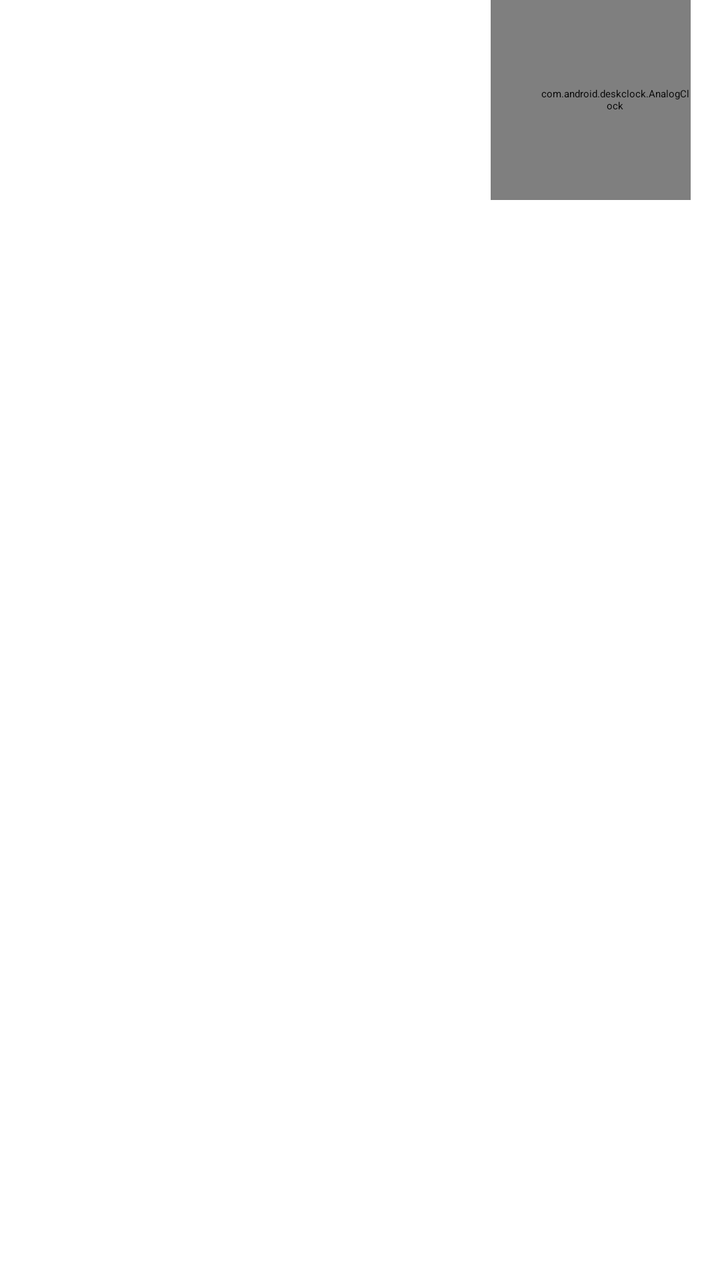
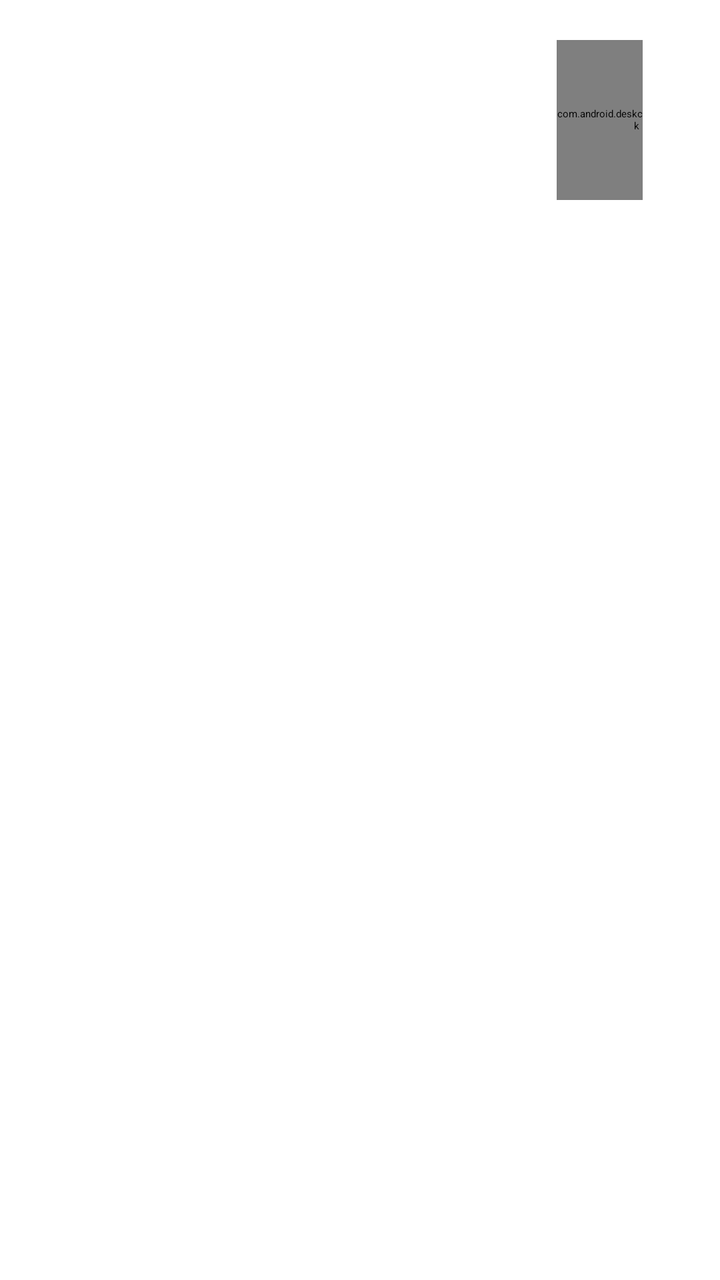

An Android layout rendered at two revisions. The XML below is the earlier revision; the diff shows what the commit changed to produce the second picture.
<!-- AndroidManifest.xml: application theme Theme.DeskClock -->
<!-- res/layout/world_clock_item.xml -->
<?xml version="1.0" encoding="utf-8"?>
<LinearLayout
    xmlns:android="http://schemas.android.com/apk/res/android"
    android:layout_width="match_parent"
    android:layout_height="wrap_content"
    android:orientation="horizontal">

    
    <Space
        android:layout_width="0dp"
        android:layout_height="match_parent"
        android:layout_weight="@integer/gutter_width_percent" />

    <LinearLayout
        android:layout_width="0dp"
        android:layout_height="wrap_content"
        android:layout_weight="@integer/guttered_content_width_percent"
        android:gravity="center_vertical">

        <include
            layout="@layout/world_clock_city_container"
            android:layout_width="0dp"
            android:layout_height="wrap_content"
            android:layout_weight="1" />

        <TextClock
            android:id="@+id/digital_clock"
            android:layout_width="wrap_content"
            android:layout_height="wrap_content"
            android:paddingStart="24dp"
            android:layout_gravity="end"
            android:singleLine="true"
            android:textAppearance="@style/world_clock_time"/>

        <com.android.deskclock.AnalogClock
            android:id="@+id/analog_clock"
            android:layout_width="@dimen/world_clock_analog_size"
            android:layout_height="@dimen/world_clock_analog_size"
            android:paddingStart="24dp"
            android:layout_gravity="end"
            android:layout_marginBottom="@dimen/bottom_text_spacing_analog_small" />

    </LinearLayout>

    
    <Space
        android:layout_width="0dp"
        android:layout_height="match_parent"
        android:layout_weight="@integer/gutter_width_percent" />

</LinearLayout>
<!-- res/layout/world_clock_city_container.xml (included above) -->
<?xml version="1.0" encoding="utf-8"?>
<LinearLayout
    xmlns:android="http://schemas.android.com/apk/res/android"
    android:id="@+id/city_container"
    android:layout_width="0dp"
    android:layout_height="wrap_content"
    android:orientation="vertical">

    <TextView
        android:id="@+id/city_name"
        android:layout_width="wrap_content"
        android:layout_height="wrap_content"
        android:ellipsize="end"
        android:singleLine="true"
        android:textAppearance="@style/body"/>

    <TextView
        android:id="@+id/hours_ahead"
        android:layout_width="wrap_content"
        android:layout_height="wrap_content"
        android:paddingTop="3dp"
        android:ellipsize="end"
        android:maxLines="2"
        android:scrollHorizontally="true"
        android:textAppearance="@style/SecondaryLabelTextAppearance"/>

</LinearLayout>
<!-- resources referenced by this layout -->
<resources>
  <dimen name="bottom_text_spacing_analog_small">6dp</dimen>
  <dimen name="world_clock_analog_size">100dp</dimen>
  <integer name="gutter_width_percent">4</integer>
  <integer name="guttered_content_width_percent">92</integer>
  <style name="SecondaryLabelTextAppearance" parent="SecondaryLabelTextParentAppearance" />
  <style name="body">
          <item name="android:textSize">14sp</item>
          <item name="android:textColor">@color/white</item>
      </style>
  <style name="world_clock_time">
          <item name="android:textSize">48sp</item>
          <item name="android:textColor">@color/white</item>
          <item name="android:fontFamily">sans-serif-light</item>
      </style>
  <style name="SecondaryLabelTextParentAppearance">
          <item name="android:textColor">@color/white_63p</item>
          <item name="android:textSize">@dimen/label_text_size</item>
      </style>
  <color name="white">#FFFFFFFF</color>
  <color name="chrona_m3_primary">#FFB4AB</color>
  <color name="chrona_m3_on_primary">#690005</color>
  <color name="chrona_m3_primary_container">#93000A</color>
  <color name="chrona_m3_on_primary_container">#FFDAD6</color>
  <color name="chrona_m3_secondary">#E7BDB6</color>
  <color name="chrona_m3_on_secondary">#442926</color>
  <color name="chrona_m3_secondary_container">#5D3F3B</color>
  <color name="chrona_m3_on_secondary_container">#FFDAD5</color>
  <color name="chrona_m3_tertiary">#DFC38C</color>
  <color name="chrona_m3_on_tertiary">#3E2E04</color>
  <color name="chrona_m3_tertiary_container">#574419</color>
  <color name="chrona_m3_on_tertiary_container">#FCDFA6</color>
  <style name="Widget.ImageButton" parent="Widget.AppCompat.ImageButton">
          <item name="android:background">?attr/selectableItemBackgroundBorderless</item>
      </style>
  <style name="ThemeOverlay.Popup" parent="ThemeOverlay.Material3.Dark">
          <item name="android:colorBackground">?attr/colorBackgroundFloating</item>
      </style>
  <color name="white_63p">#A0FFFFFF</color>
  <dimen name="label_text_size">14sp</dimen>
  <!-- unchanged entries left out for length: 1 -->
</resources>

<!-- the commit's change to res/layout/world_clock_item.xml (unified diff, before → after) -->
@@ -14,8 +14,13 @@
     <LinearLayout
         android:layout_width="0dp"
         android:layout_height="wrap_content"
+        android:layout_marginVertical="4dp"
         android:layout_weight="@integer/guttered_content_width_percent"
-        android:gravity="center_vertical">
+        android:background="@drawable/world_clock_card_background"
+        android:gravity="center_vertical"
+        android:minHeight="112dp"
+        android:paddingHorizontal="24dp"
+        android:paddingVertical="16dp">
 
         <include
             layout="@layout/world_clock_city_container"
@@ -36,9 +41,8 @@
             android:id="@+id/analog_clock"
             android:layout_width="@dimen/world_clock_analog_size"
             android:layout_height="@dimen/world_clock_analog_size"
-            android:paddingStart="24dp"
-            android:layout_gravity="end"
-            android:layout_marginBottom="@dimen/bottom_text_spacing_analog_small" />
+            android:layout_gravity="center_vertical|end"
+            android:layout_marginStart="16dp" />
 
     </LinearLayout>
 
@@ -64,7 +68,8 @@
         android:layout_height="wrap_content"
         android:ellipsize="end"
         android:singleLine="true"
-        android:textAppearance="@style/body"/>
+        android:textAppearance="?attr/textAppearanceHeadlineMedium"
+        android:textColor="?attr/colorOnSurface"/>
 
     <TextView
         android:id="@+id/hours_ahead"
@@ -74,6 +79,7 @@
         android:ellipsize="end"
         android:maxLines="2"
         android:scrollHorizontally="true"
-        android:textAppearance="@style/SecondaryLabelTextAppearance"/>
+        android:textAppearance="?attr/textAppearanceTitleLarge"
+        android:textColor="?attr/colorPrimary"/>
 
 </LinearLayout>
<!-- resource entries referenced after the edit -->
@@ -1,23 +1,21 @@
 <!-- resources referenced by this layout -->
 <resources>
-  <dimen name="bottom_text_spacing_analog_small">6dp</dimen>
-  <dimen name="world_clock_analog_size">100dp</dimen>
+  <dimen name="world_clock_analog_size">80dp</dimen>
+  <!-- drawable world_clock_card_background (drawable) -->
+  <?xml version="1.0" encoding="utf-8"?>
+  <shape xmlns:android="http://schemas.android.com/apk/res/android"
+      android:shape="rectangle">
+      <corners android:radius="@dimen/world_clock_card_corner_radius" />
+      <solid android:color="?attr/colorSurfaceContainer" />
+  </shape>
   <integer name="gutter_width_percent">4</integer>
   <integer name="guttered_content_width_percent">92</integer>
-  <style name="SecondaryLabelTextAppearance" parent="SecondaryLabelTextParentAppearance" />
-  <style name="body">
-          <item name="android:textSize">14sp</item>
-          <item name="android:textColor">@color/white</item>
-      </style>
   <style name="world_clock_time">
           <item name="android:textSize">48sp</item>
           <item name="android:textColor">@color/white</item>
           <item name="android:fontFamily">sans-serif-light</item>
       </style>
-  <style name="SecondaryLabelTextParentAppearance">
-          <item name="android:textColor">@color/white_63p</item>
-          <item name="android:textSize">@dimen/label_text_size</item>
-      </style>
+  <dimen name="world_clock_card_corner_radius">28dp</dimen>
   <color name="white">#FFFFFFFF</color>
   <color name="chrona_m3_primary">#FFB4AB</color>
   <color name="chrona_m3_on_primary">#690005</color>
@@ -37,8 +35,6 @@
   <style name="ThemeOverlay.Popup" parent="ThemeOverlay.Material3.Dark">
           <item name="android:colorBackground">?attr/colorBackgroundFloating</item>
       </style>
-  <color name="white_63p">#A0FFFFFF</color>
-  <dimen name="label_text_size">14sp</dimen>
   <!-- unchanged entries left out for length: 1 -->
 </resources>
 
